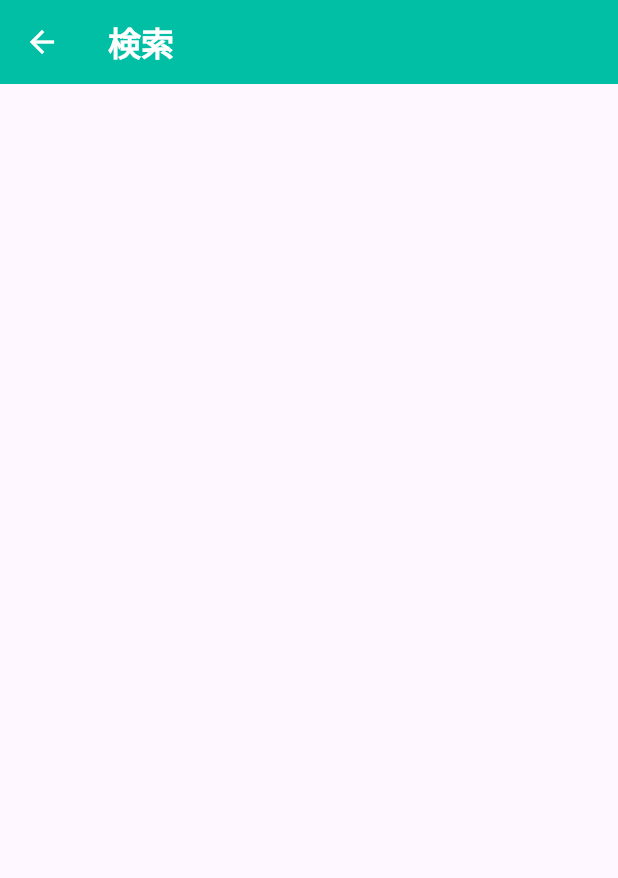
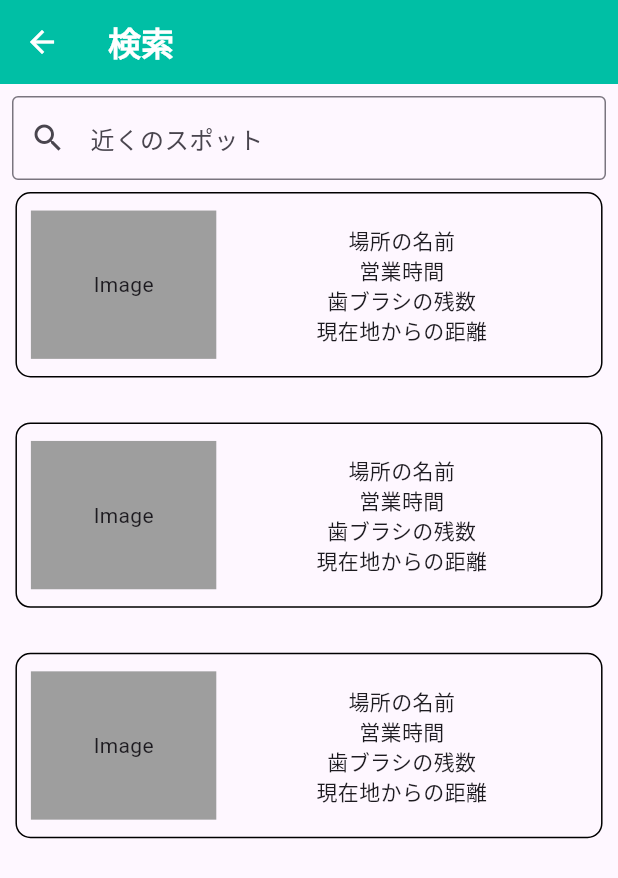
Before and after one commit to ziburi-hiro/Tooth-brushing-spot-app, a Flutter app: the SearchPage screen opened directly, on a phone screen of 412 x 824 dp. Shown: the top 878 px of the screen. Run offline on Flutter 3.47's test engine with Material 3 defaults, Android fonts, the light colour scheme and no system bars; our stand-ins replace cloud_firestore, firebase_auth, firebase_core, geolocator, google_fonts, google_maps_flutter and 1 more; accounts and stored records are empty.

Commit message:
make search page UI

```diff
--- a/lib/screen/search_page.dart
+++ b/lib/screen/search_page.dart
@@ -12,6 +12,10 @@ class SearchPage extends StatefulWidget {
 class _SearchPageState extends State<SearchPage> {
   @override
   Widget build(BuildContext context) {
+
+    final TextEditingController searchController = TextEditingController();
+    final screenSize = MediaQuery.of(context).size;
+
     return Scaffold(
       appBar: AppBar(
         title: Text('検索', style: GoogleFonts.mochiyPopOne(
@@ -23,6 +27,128 @@ class _SearchPageState extends State<SearchPage> {
             color: Colors.white
         ),
       ),
+
+      body: Column(
+        children: [
+          Padding(
+            padding: const EdgeInsets.all(8.0),
+            child: TextField(
+              controller: searchController,
+              decoration: const InputDecoration(
+                prefixIcon: Icon(Icons.search), // アイコンを設定
+                hintText: '近くのスポット', // ヒントテキストを表示
+                border: OutlineInputBorder(), // 外枠を追加
+              ),
+            ),
+          ),
+
+          Container(
+            width: screenSize.width*0.95,
+            height: screenSize.height*0.15,
+            decoration: BoxDecoration(
+              border: Border.all(color: Colors.black),
+              borderRadius: BorderRadius.circular(10),
+            ),
+            child: Row(
+              mainAxisAlignment: MainAxisAlignment.center,
+              children: [
+                Container(
+                  width: screenSize.width*0.3,
+                  height: screenSize.height*0.12,
+                  color: Colors.grey,
+                  child: const Center(child: Text('Image')),
+                ),
+
+                Container(
+                  width: screenSize.width*0.6,
+                  height: screenSize.height*0.12,
+                  child: const Column(
+                    mainAxisAlignment: MainAxisAlignment.center,
+                    children: [
+                      Text('場所の名前'),
+                      Text('営業時間'),
+                      Text('歯ブラシの残数'),
+                      Text('現在地からの距離'),
+                    ],
+                  ),
+                ),
+              ],
+            ),
+          ),
+
+          const SizedBox(height: 30,),
+
+          Container(
+            width: screenSize.width*0.95,
+            height: screenSize.height*0.15,
+            decoration: BoxDecoration(
+              border: Border.all(color: Colors.black),
+              borderRadius: BorderRadius.circular(10),
+            ),
+            child: Row(
+              mainAxisAlignment: MainAxisAlignment.center,
+              children: [
+                Container(
+                  width: screenSize.width*0.3,
+                  height: screenSize.height*0.12,
+                  color: Colors.grey,
+                  child: const Center(child: Text('Image')),
+                ),
+
+                Container(
+                  width: screenSize.width*0.6,
+                  height: screenSize.height*0.12,
+                  child: const Column(
+                    mainAxisAlignment: MainAxisAlignment.center,
+                    children: [
+                      Text('場所の名前'),
+                      Text('営業時間'),
+                      Text('歯ブラシの残数'),
+                      Text('現在地からの距離'),
+                    ],
+                  ),
+                ),
+              ],
+            ),
+          ),
+
+          const SizedBox(height: 30,),
+
+          Container(
+            width: screenSize.width*0.95,
+            height: screenSize.height*0.15,
+            decoration: BoxDecoration(
+              border: Border.all(color: Colors.black),
+              borderRadius: BorderRadius.circular(10),
+            ),
+            child: Row(
+              mainAxisAlignment: MainAxisAlignment.center,
+              children: [
+                Container(
+                  width: screenSize.width*0.3,
+                  height: screenSize.height*0.12,
+                  color: Colors.grey,
+                  child: const Center(child: Text('Image')),
+                ),
+
+                Container(
+                  width: screenSize.width*0.6,
+                  height: screenSize.height*0.12,
+                  child: const Column(
+                    mainAxisAlignment: MainAxisAlignment.center,
+                    children: [
+                      Text('場所の名前'),
+                      Text('営業時間'),
+                      Text('歯ブラシの残数'),
+                      Text('現在地からの距離'),
+                    ],
+                  ),
+                ),
+              ],
+            ),
+          ),
+        ],
+      ),
     );
   }
 }
```
